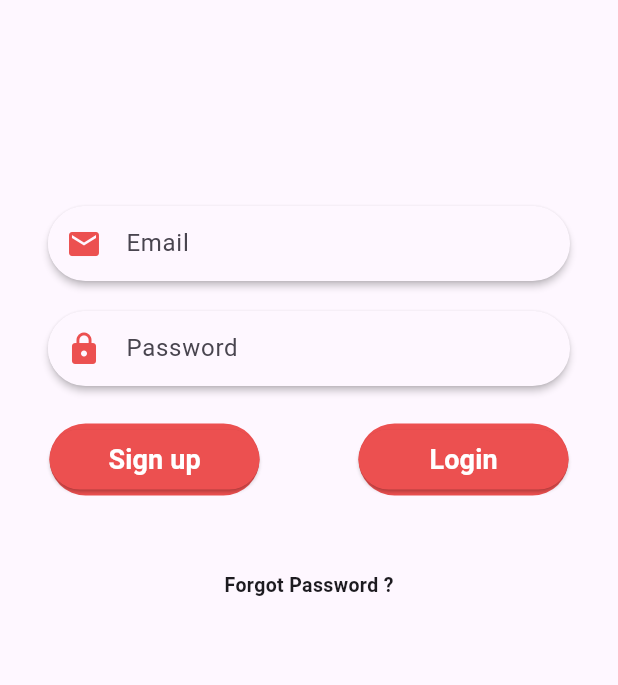
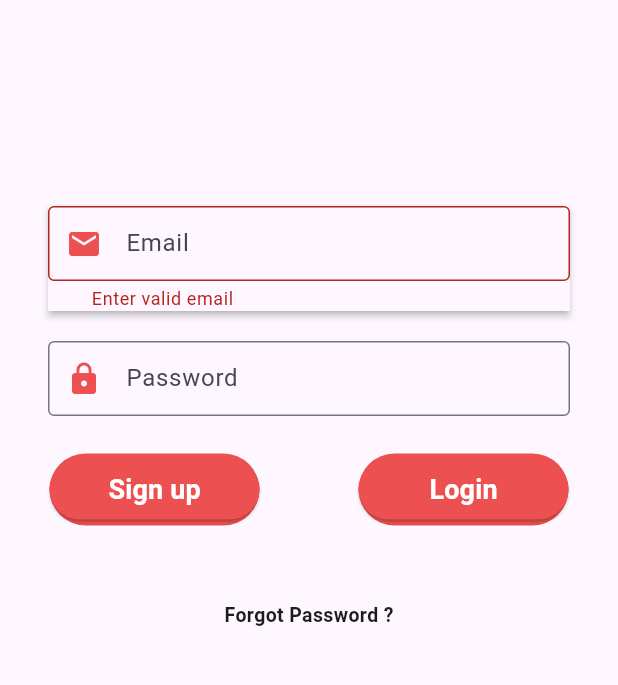
Before and after one commit to duc25012002/CampusCar, a Flutter app: the screen it shows after launch, after a tap on "Login", on a phone screen of 412 x 824 dp, the part 450-1135 px from its top. Run offline on Flutter 3.47's test engine with Material 3 defaults, Android fonts, the phone set to English and light mode, and no system bars; our stand-ins replace firebase_core, get, lottie; accounts and stored records are empty; network calls fail; project files that could hold a hidden picture were left out.

Commit message:
CC-03|chỉnh sửa giao diện login, tạo file API

```diff
--- /dev/null
+++ b/lib/api/api-define.dart
@@ -0,0 +1,11 @@
+// class ApiFake {
+//   static const String url = "https://fakestoreapi.com";
+//   static const String getItemApi = "$url/products";
+// }
+
+class Api {
+  static const String url = "https://gateway-dev.alojovn.com";
+
+  static const String login = "$url/auth/api/login/admin";
+  // static const String signup = "$url/api/public/register";
+}
--- /dev/null
+++ b/lib/api/server.dart
@@ -0,0 +1,20 @@
+import 'package:http/http.dart' as http;
+
+class Server {
+  static String? loginToken;
+  static String? tokenAPI;
+  postRequest({String? endPoint, String? body}) async {
+    try {
+      return await http.post(
+        Uri.parse(endPoint!),
+        headers: {
+          'Accept': 'application/json',
+          'Authorization': 'Bearer YOUR_TOKEN_HERE',
+        },
+        body: body,
+      );
+    } catch (e) {
+      return null;
+    }
+  }
+}
--- a/lib/auth/controller/Login_Controller.dart
+++ b/lib/auth/controller/Login_Controller.dart
@@ -1,7 +1,39 @@
+import 'dart:convert';
+
+import 'package:campus_car_joco/api/api-define.dart';
+import 'package:campus_car_joco/api/server.dart';
+import 'package:campus_car_joco/auth/models/Auth_Login.dart';
+import 'package:campus_car_joco/auth/models/login_model.dart';
+
 import 'package:flutter/material.dart';
 import 'package:get/get.dart';
+
+import '../../widgets/custom_snackbar.dart';
 
 class LoginController extends GetxController {
   final controllerUserName = TextEditingController();
   final controllerUserPass = TextEditingController();
+  AuthLogin? authLogin;
+  Server server = Server();
+
+  Future<void> login(AuthLogin authLogin) async {
+    Map body = {'username': authLogin.userName, 'password': authLogin.userPass};
+
+    String jsonBody = json.encode(body);
+    var response =
+        await server.postRequest(endPoint: Api.login, body: jsonBody);
+
+    if (response != null && response.statusCode == 200) {
+      LoginModel? loginModel;
+
+      loginModel = loginModelFromJson(response.body);
+      if (loginModel.code == -1) {
+        customSnackbar("Fail", "Login unsuccessful", Colors.red);
+      } else {
+        controllerUserName.clear();
+        controllerUserPass.clear();
+        customSnackbar("Successful", "Welcome Back!", Colors.green);
+      }
+    }
+  }
 }
--- a/lib/auth/models/Auth_Login.dart
+++ b/lib/auth/models/Auth_Login.dart
@@ -1,4 +1,9 @@
 class AuthLogin {
   String? userName;
   String? userPass;
+
+  AuthLogin({
+    this.userName,
+    this.userPass,
+  });
 }
--- /dev/null
+++ b/lib/auth/models/data_fix.dart
@@ -0,0 +1,2 @@
+String userDataFix = "esondinh@gmail.com";
+String passDataFix = "12345";
--- /dev/null
+++ b/lib/auth/models/login_model.dart
@@ -0,0 +1,34 @@
+import 'dart:convert';
+
+LoginModel loginModelFromJson(String str) =>
+    LoginModel.fromJson(json.decode(str));
+
+//String loginModelToJson(LoginModel data) => json.encode(data.toJson());
+
+class LoginModel {
+  LoginModel({
+    this.code,
+    this.message,
+    this.token,
+    this.success,
+  });
+
+  int? code;
+  String? message;
+  String? token;
+  bool? success;
+
+  factory LoginModel.fromJson(Map<String, dynamic> json) => LoginModel(
+        code: json["code"],
+        message: json["message"],
+        token: json["data"] != null ? json["data"]["accessToken"] : '',
+        success: json["success"],
+      );
+
+  // Map<String, dynamic> toJson() => {
+  //       "message": message,
+  //       "token": token,
+  //       "branch_id": branchId,
+  //       "user": user!.toJson(),
+  //     };
+}
--- a/lib/auth/views/login_screen.dart
+++ b/lib/auth/views/login_screen.dart
@@ -1,4 +1,5 @@
 import 'package:campus_car_joco/auth/controller/Login_Controller.dart';
+import 'package:campus_car_joco/auth/models/Auth_Login.dart';
 import 'package:campus_car_joco/utils.dart';
 import 'package:flutter/material.dart';
 import 'package:get/get.dart';
@@ -13,6 +14,7 @@ class LoginScreen extends StatefulWidget {
 class LoginScreenState extends State<LoginScreen> {
   bool isLoading = false;
   late LoginController _controller;
+  final formKey = GlobalKey<FormState>();
   @override
   void initState() {
     _controller = Get.find<LoginController>();
@@ -22,7 +24,9 @@ class LoginScreenState extends State<LoginScreen> {
   @override
   Widget build(BuildContext context) {
     return Scaffold(
-      body: Column(
+      body: Form(
+        key: formKey,
+        child: Column(
           children: [
             Container(
               width: MediaQuery.sizeOf(context).width,
@@ -39,21 +43,25 @@ class LoginScreenState extends State<LoginScreen> {
               padding: const EdgeInsets.symmetric(horizontal: 32),
               child: Material(
                 elevation: 2.0,
-              borderRadius: const BorderRadius.all(Radius.circular(30)),
-              child: TextField(
+                child: TextFormField(
                   controller: _controller.controllerUserName,
+                  validator: (value) {
+                    if (value!.isEmpty ||
+                        !RegExp(r"^[a-zA-Z0-9.a-zA-Z0-9.!#$%&'*+-/=?^_`{|}~]+@[a-zA-Z0-9]+\.[a-zA-Z]+")
+                            .hasMatch(value)) {
+                      return "Enter valid email";
+                    } else {
+                      return null;
+                    }
+                  },
                   cursorColor: ColorConst.blue3,
                   decoration: InputDecoration(
                       hintText: "Email",
-                    prefixIcon: Material(
-                      elevation: 0,
-                      borderRadius: const BorderRadius.all(Radius.circular(30)),
-                      child: Icon(
+                      prefixIcon: Icon(
                         Icons.email,
                         color: ColorConst.primaryColor,
                       ),
-                    ),
-                    border: InputBorder.none,
+                      border: const OutlineInputBorder(),
                       contentPadding: const EdgeInsets.symmetric(
                           horizontal: 25, vertical: 13)),
                 ),
@@ -62,27 +70,19 @@ class LoginScreenState extends State<LoginScreen> {
             const SizedBox(height: 20),
             Padding(
               padding: const EdgeInsets.symmetric(horizontal: 32),
-            child: Material(
-              elevation: 2.0,
-              borderRadius: const BorderRadius.all(Radius.circular(30)),
-              child: TextField(
+              child: TextFormField(
                 controller: _controller.controllerUserPass,
                 cursorColor: ColorConst.blue5,
                 decoration: InputDecoration(
                     hintText: "Password",
-                    prefixIcon: Material(
-                      elevation: 0,
-                      borderRadius: const BorderRadius.all(Radius.circular(30)),
-                      child: Icon(
+                    prefixIcon: Icon(
                       Icons.lock,
                       color: ColorConst.primaryColor,
                     ),
-                    ),
-                    border: InputBorder.none,
+                    border: const OutlineInputBorder(),
                     contentPadding: const EdgeInsets.symmetric(
                         horizontal: 25, vertical: 13)),
                 obscureText: true,
-              ),
               ),
             ),
             const SizedBox(height: 25),
@@ -135,10 +135,16 @@ class LoginScreenState extends State<LoginScreen> {
                         ),
                       ),
                       onPressed: () {
-                        debugPrint("login");
+                        if (formKey.currentState!.validate()) {}
+                        _controller.login(AuthLogin(
+                          userName: _controller.controllerUserName.text,
+                          userPass: _controller.controllerUserPass.text,
+                        ));
+                        debugPrint("Login");
                       },
                     ),
-                  )),
+                  ),
+                ),
               ],
             ),
             const SizedBox(height: 50),
@@ -158,6 +164,7 @@ class LoginScreenState extends State<LoginScreen> {
             ),
           ],
         ),
+      ),
     );
   }
 }
--- /dev/null
+++ b/lib/widgets/custom_snackbar.dart
@@ -0,0 +1,26 @@
+import 'package:flutter/material.dart';
+
+import 'package:get/get.dart';
+
+customSnackbar(tittle, message, color) {
+  Get.snackbar(
+    tittle,
+    message,
+    snackPosition: SnackPosition.BOTTOM,
+    forwardAnimationCurve: Curves.easeInOutCubic,
+    reverseAnimationCurve: Curves.easeInOutCubic,
+    backgroundColor: color,
+    colorText: Colors.white,
+    margin: const EdgeInsets.symmetric(horizontal: 16, vertical: 20),
+    icon: tittle != "ERROR".tr
+        ? const Icon(
+            Icons.check_circle,
+            color: Colors.white,
+          )
+        : const Icon(
+            Icons.error,
+            color: Colors.white,
+          ),
+    duration: const Duration(milliseconds: 3000),
+  );
+}
```
Lines whose indentation alone changed are shown as unchanged.
